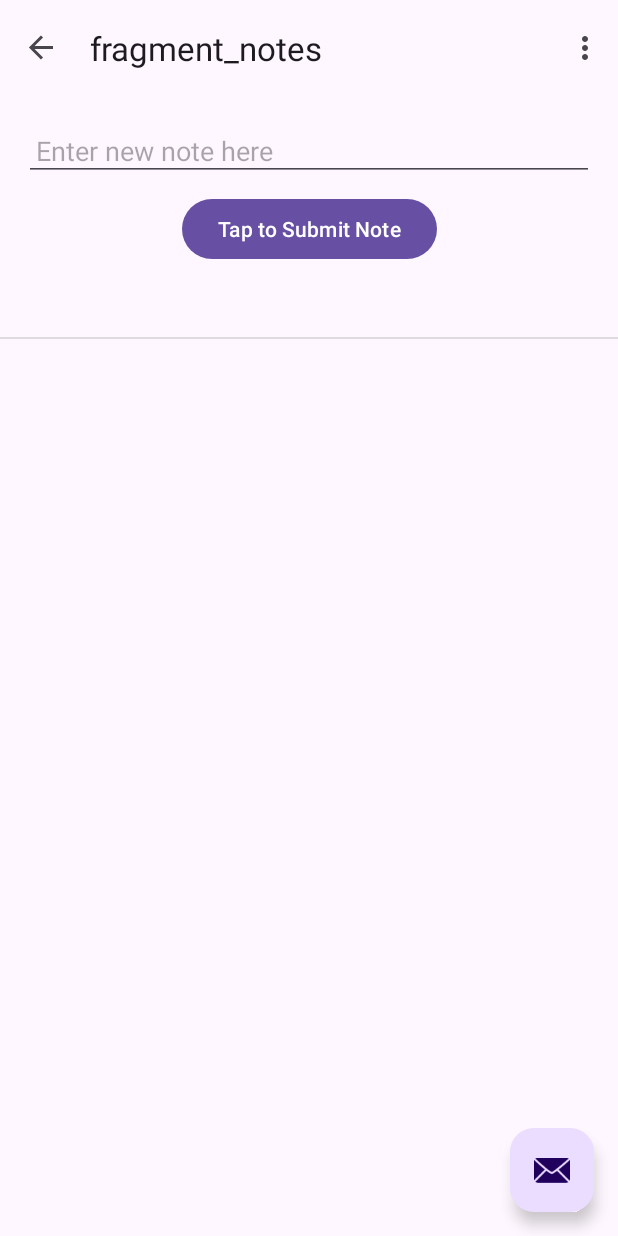
After one commit to Pburman953/StudySync, an Android app: the NotesFragment screen opened through its navigation route, on a phone screen of 412 x 824 dp. The commit adds this screen. Run offline under Robolectric (Android 15) with nearby library versions, the phone set to English and light mode, and no system bars; our stand-ins replace navigation-ui.

Commit message:
Merged notes page with the rest of the app.

```diff
--- a/Home2/app/src/main/java/com/example/home/DashboardFragment.java
+++ b/Home2/app/src/main/java/com/example/home/DashboardFragment.java
@@ -36,6 +36,14 @@ public class DashboardFragment extends Fragment {
                         .navigate(R.id.action_DashboardFragment_to_CreateReminderFragment);
             }
         });
+
+        binding.buttonNotes.setOnClickListener(new View.OnClickListener() {
+            @Override
+            public void onClick(View view) {
+                NavHostFragment.findNavController(DashboardFragment.this)
+                        .navigate(R.id.action_DashboardFragment_to_notesFragment);
+            }
+        });
     }
 
     @Override
--- /dev/null
+++ b/Home2/app/src/main/java/com/example/home/NotesFragment.java
@@ -0,0 +1,73 @@
+package com.example.home;
+
+import android.content.SharedPreferences;
+import android.os.Bundle;
+import android.view.LayoutInflater;
+import android.view.View;
+import android.view.ViewGroup;
+import android.widget.AdapterView;
+import android.widget.ArrayAdapter;
+import android.widget.Button;
+import android.widget.EditText;
+import android.widget.ListView;
+import androidx.fragment.app.Fragment;
+
+public class NotesFragment extends Fragment {
+
+    private EditText inputText;
+    private ListView noteListView;
+    private ArrayAdapter<String> adapter;
+    private SharedPreferences sharedPreferences;
+
+    @Override
+    public View onCreateView(LayoutInflater inflater, ViewGroup container, Bundle savedInstanceState) {
+        View view = inflater.inflate(R.layout.fragment_notes, container, false);
+
+        inputText = view.findViewById(R.id.editText);
+        noteListView = view.findViewById(R.id.noteListView);
+
+        sharedPreferences = requireActivity().getSharedPreferences("MyPrefs", requireActivity().MODE_PRIVATE);
+
+        adapter = new ArrayAdapter<>(requireActivity(), android.R.layout.simple_list_item_1);
+        noteListView.setAdapter(adapter);
+
+        String savedText = sharedPreferences.getString("savedText", "");
+        String[] notesArray = savedText.split("\n");
+
+        adapter.addAll(notesArray);
+
+        noteListView.setOnItemClickListener(new AdapterView.OnItemClickListener() {
+            @Override
+            public void onItemClick(AdapterView<?> parent, View view, int position, long id) {
+                String selectedNote = adapter.getItem(position);
+                inputText.setText(selectedNote);
+                adapter.remove(selectedNote);
+                saveNotesToSharedPreferences();
+            }
+        });
+
+        Button printButton = view.findViewById(R.id.submitNote);
+        printButton.setOnClickListener(new View.OnClickListener() {
+            @Override
+            public void onClick(View v) {
+                String enteredText = inputText.getText().toString();
+                adapter.insert(enteredText, 0);
+                saveNotesToSharedPreferences();
+                inputText.getText().clear();
+            }
+        });
+
+        return view;
+    }
+
+    private void saveNotesToSharedPreferences() {
+        StringBuilder updatedText = new StringBuilder();
+        for (int i = 0; i < adapter.getCount(); i++) {
+            updatedText.append(adapter.getItem(i)).append("\n");
+        }
+
+        SharedPreferences.Editor editor = sharedPreferences.edit();
+        editor.putString("savedText", updatedText.toString().trim());
+        editor.apply();
+    }
+}
--- a/Home2/app/src/main/res/layout/fragment_dashboard.xml
+++ b/Home2/app/src/main/res/layout/fragment_dashboard.xml
@@ -175,7 +175,7 @@
             android:layout_marginTop="16dp" />
 
         <Button
-            android:id="@+id/button_three"
+            android:id="@+id/button_notes"
             android:layout_width="120dp"
             android:layout_height="wrap_content"
             android:text="Notes"
--- /dev/null
+++ b/Home2/app/src/main/res/layout/fragment_notes.xml
@@ -0,0 +1,43 @@
+<?xml version="1.0" encoding="utf-8"?>
+<androidx.constraintlayout.widget.ConstraintLayout
+    xmlns:android="http://schemas.android.com/apk/res/android"
+    xmlns:app="http://schemas.android.com/apk/res-auto"
+    xmlns:tools="http://schemas.android.com/tools"
+    android:id="@+id/constraint_layout"
+    android:layout_width="match_parent"
+    android:layout_height="match_parent"
+    tools:context=".NotesFragment">
+
+    <Button
+        android:id="@+id/submitNote"
+        android:layout_width="wrap_content"
+        android:layout_height="wrap_content"
+        android:text="Tap to Submit Note"
+        android:layout_marginTop="8dp"
+        app:layout_constraintEnd_toEndOf="parent"
+        app:layout_constraintStart_toStartOf="parent"
+        app:layout_constraintTop_toBottomOf="@id/editText" />
+
+    <EditText
+        android:id="@+id/editText"
+        android:layout_width="0dp"
+        android:layout_height="wrap_content"
+        android:layout_marginTop="16dp"
+        android:layout_marginEnd="16dp"
+        android:layout_marginStart="16dp"
+        android:hint="Enter new note here"
+        android:padding="8dp"
+        app:layout_constraintEnd_toEndOf="parent"
+        app:layout_constraintStart_toStartOf="parent"
+        app:layout_constraintTop_toTopOf="parent" />
+
+    <ListView
+        android:id="@+id/noteListView"
+        android:layout_width="0dp"
+        android:layout_height="0dp"
+        app:layout_constraintBottom_toBottomOf="parent"
+        app:layout_constraintEnd_toEndOf="parent"
+        app:layout_constraintStart_toStartOf="parent"
+        app:layout_constraintTop_toBottomOf="@id/submitNote" />
+
+</androidx.constraintlayout.widget.ConstraintLayout>
--- a/Home2/app/src/main/res/navigation/nav_graph.xml
+++ b/Home2/app/src/main/res/navigation/nav_graph.xml
@@ -14,6 +14,9 @@
         <action
             android:id="@+id/action_DashboardFragment_to_CreateReminderFragment"
             app:destination="@id/CreateReminderFragment" />
+        <action
+            android:id="@+id/action_DashboardFragment_to_notesFragment"
+            app:destination="@id/notesFragment" />
     </fragment>
     <fragment
         android:id = "@+id/CreateReminderFragment"
@@ -42,4 +45,13 @@
 
 
     </fragment>
+    <fragment
+        android:id="@+id/notesFragment"
+        android:name="com.example.home.NotesFragment"
+        android:label="fragment_notes"
+        tools:layout="@layout/fragment_notes" >
+        <action
+            android:id="@+id/action_notesFragment_to_DashbaordFragment"
+            app:destination="@id/DashbaordFragment" />
+    </fragment>
 </navigation>
```
